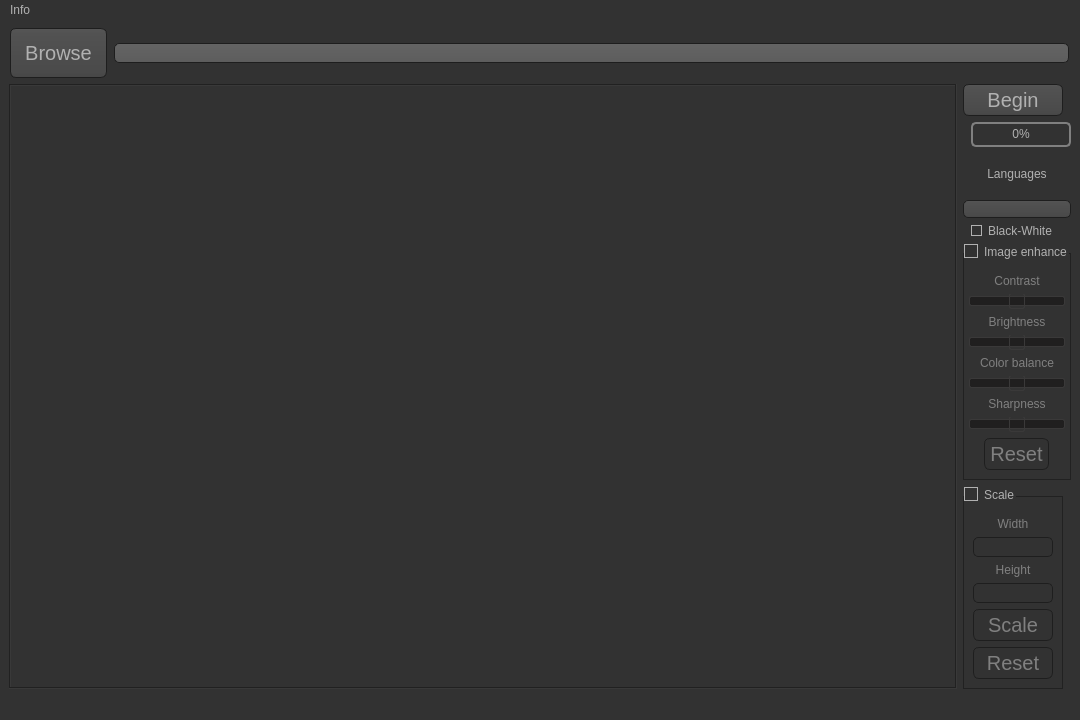
Qt form text_finder_search.ui (Paikerite/Text-finder) before a commit.
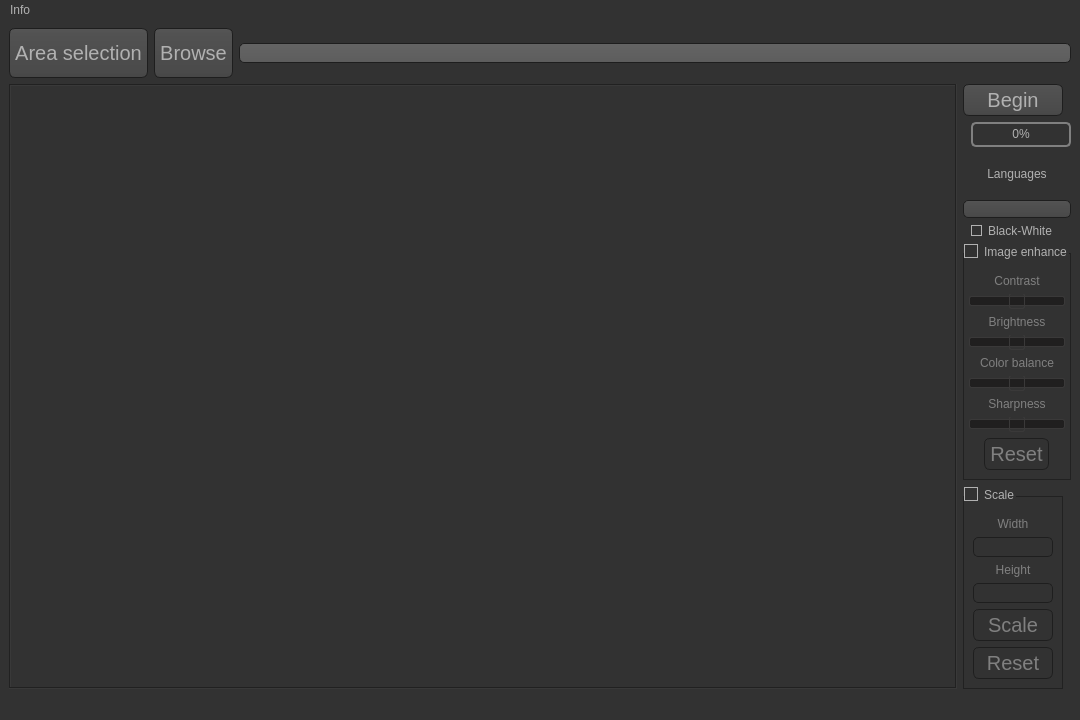
The same form after that commit. Icons and pictures are not drawn.

```diff
--- a/text_finder_search.ui
+++ b/text_finder_search.ui
@@ -625,6 +625,19 @@
      <layout class="QVBoxLayout" name="verticalLayout_4">
       <item>
        <layout class="QHBoxLayout" name="horizontalLayout_2">
+        <item>
+         <widget class="QPushButton" name="areaSelection_button">
+          <property name="minimumSize">
+           <size>
+            <width>52</width>
+            <height>50</height>
+           </size>
+          </property>
+          <property name="text">
+           <string>Area selection</string>
+          </property>
+         </widget>
+        </item>
         <item alignment="Qt::AlignVCenter">
          <widget class="QPushButton" name="pushButton_2">
           <property name="sizePolicy">
```
Left out of the diff: 6 changed lines with no effect on the pictures.
